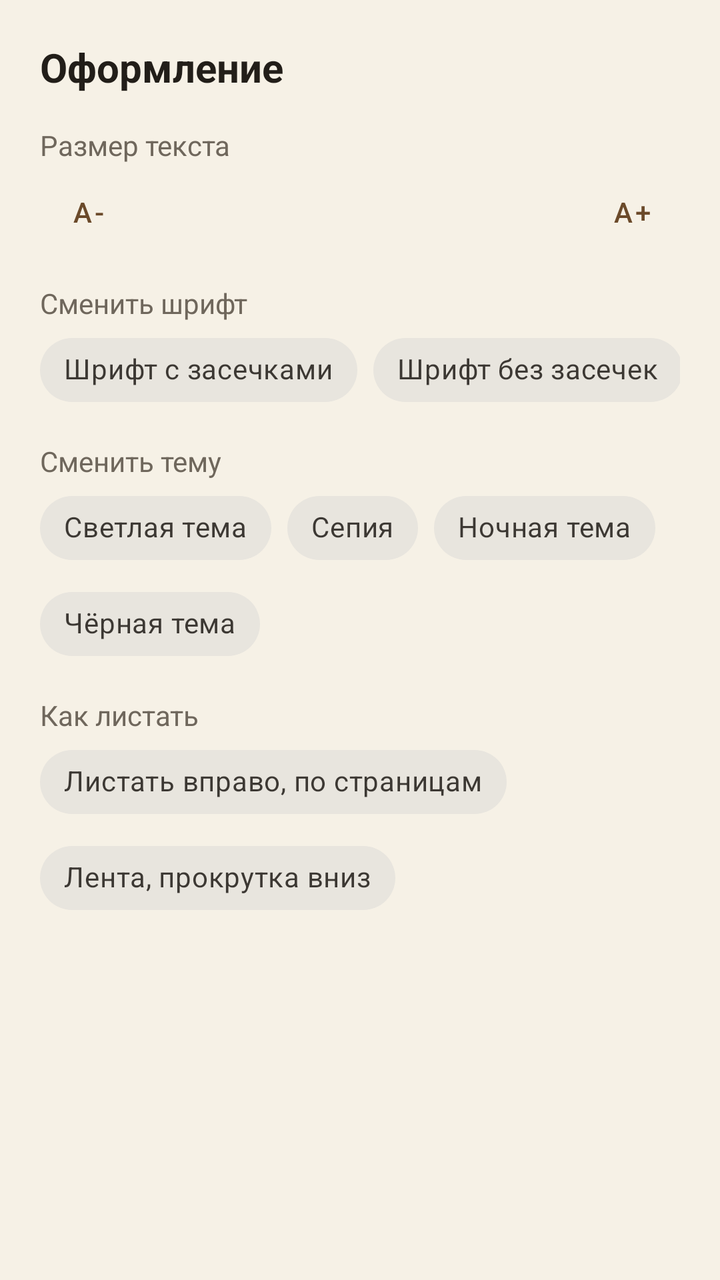
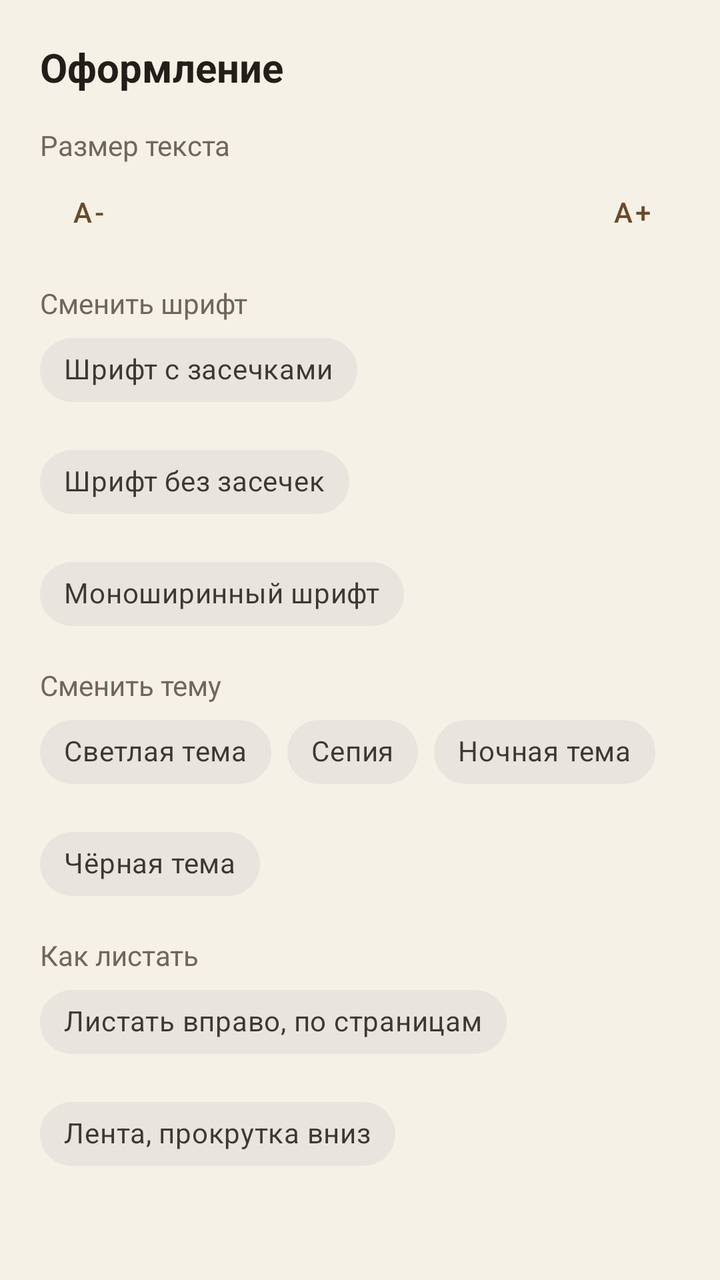

Screens rendered from an Android XML layout before and after an edit, with the pre-edit source and the edit as a unified diff.
<!-- AndroidManifest.xml: application theme Theme.AntiSvdg -->
<!-- res/layout/sheet_reader_style.xml -->
<?xml version="1.0" encoding="utf-8"?>
<LinearLayout xmlns:android="http://schemas.android.com/apk/res/android"
    xmlns:app="http://schemas.android.com/apk/res-auto"
    android:layout_width="match_parent"
    android:layout_height="wrap_content"
    android:orientation="vertical"
    android:paddingStart="@dimen/space_xl"
    android:paddingTop="@dimen/space_xl"
    android:paddingEnd="@dimen/space_xl"
    android:paddingBottom="@dimen/space_xxl">

    <TextView
        android:layout_width="wrap_content"
        android:layout_height="wrap_content"
        android:text="@string/reader_style"
        android:textColor="@color/text_primary"
        android:textSize="@dimen/text_title"
        android:textStyle="bold" />

    <TextView
        android:layout_width="wrap_content"
        android:layout_height="wrap_content"
        android:layout_marginTop="@dimen/space_lg"
        android:text="@string/reader_text_size"
        android:textColor="@color/text_secondary"
        android:textSize="@dimen/text_body_sm" />

    <LinearLayout
        android:layout_width="match_parent"
        android:layout_height="wrap_content"
        android:gravity="center_vertical"
        android:orientation="horizontal">

        <com.google.android.material.button.MaterialButton
            android:id="@+id/style_font_minus"
            style="@style/Widget.MaterialComponents.Button.TextButton"
            android:layout_width="@dimen/touch_min"
            android:layout_height="@dimen/touch_min"
            android:contentDescription="@string/reader_font_smaller"
            android:text="@string/reader_font_minus_glyph" />

        <TextView
            android:id="@+id/style_font_value"
            android:layout_width="0dp"
            android:layout_height="wrap_content"
            android:layout_weight="1"
            android:gravity="center"
            android:textColor="@color/text_primary"
            android:textSize="@dimen/text_body" />

        <com.google.android.material.button.MaterialButton
            android:id="@+id/style_font_plus"
            style="@style/Widget.MaterialComponents.Button.TextButton"
            android:layout_width="@dimen/touch_min"
            android:layout_height="@dimen/touch_min"
            android:contentDescription="@string/reader_font_bigger"
            android:text="@string/reader_font_plus_glyph" />
    </LinearLayout>

    <TextView
        android:layout_width="wrap_content"
        android:layout_height="wrap_content"
        android:layout_marginTop="@dimen/space_md"
        android:text="@string/reader_font_family"
        android:textColor="@color/text_secondary"
        android:textSize="@dimen/text_body_sm" />

    <com.google.android.material.chip.ChipGroup
        android:id="@+id/style_font_group"
        android:layout_width="match_parent"
        android:layout_height="wrap_content"
        app:singleLine="true"
        app:singleSelection="true">

        <com.google.android.material.chip.Chip
            android:id="@+id/style_font_serif"
            style="@style/Widget.MaterialComponents.Chip.Choice"
            android:layout_width="wrap_content"
            android:layout_height="wrap_content"
            android:checkable="true"
            android:text="@string/reader_font_serif" />

        <com.google.android.material.chip.Chip
            android:id="@+id/style_font_sans"
            style="@style/Widget.MaterialComponents.Chip.Choice"
            android:layout_width="wrap_content"
            android:layout_height="wrap_content"
            android:checkable="true"
            android:text="@string/reader_font_sans" />

        <com.google.android.material.chip.Chip
            android:id="@+id/style_font_mono"
            style="@style/Widget.MaterialComponents.Chip.Choice"
            android:layout_width="wrap_content"
            android:layout_height="wrap_content"
            android:checkable="true"
            android:text="@string/reader_font_mono" />
    </com.google.android.material.chip.ChipGroup>

    <TextView
        android:layout_width="wrap_content"
        android:layout_height="wrap_content"
        android:layout_marginTop="@dimen/space_md"
        android:text="@string/reader_theme"
        android:textColor="@color/text_secondary"
        android:textSize="@dimen/text_body_sm" />

    <com.google.android.material.chip.ChipGroup
        android:id="@+id/style_theme_group"
        android:layout_width="match_parent"
        android:layout_height="wrap_content"
        app:singleLine="false"
        app:singleSelection="true">

        <com.google.android.material.chip.Chip
            android:id="@+id/style_theme_paper"
            style="@style/Widget.MaterialComponents.Chip.Choice"
            android:layout_width="wrap_content"
            android:layout_height="wrap_content"
            android:checkable="true"
            android:text="@string/reader_theme_paper" />

        <com.google.android.material.chip.Chip
            android:id="@+id/style_theme_sepia"
            style="@style/Widget.MaterialComponents.Chip.Choice"
            android:layout_width="wrap_content"
            android:layout_height="wrap_content"
            android:checkable="true"
            android:text="@string/reader_theme_sepia" />

        <com.google.android.material.chip.Chip
            android:id="@+id/style_theme_night"
            style="@style/Widget.MaterialComponents.Chip.Choice"
            android:layout_width="wrap_content"
            android:layout_height="wrap_content"
            android:checkable="true"
            android:text="@string/reader_theme_night" />

        <com.google.android.material.chip.Chip
            android:id="@+id/style_theme_black"
            style="@style/Widget.MaterialComponents.Chip.Choice"
            android:layout_width="wrap_content"
            android:layout_height="wrap_content"
            android:checkable="true"
            android:text="@string/reader_theme_black" />
    </com.google.android.material.chip.ChipGroup>

    <TextView
        android:layout_width="wrap_content"
        android:layout_height="wrap_content"
        android:layout_marginTop="@dimen/space_md"
        android:text="@string/reader_mode"
        android:textColor="@color/text_secondary"
        android:textSize="@dimen/text_body_sm" />

    <com.google.android.material.chip.ChipGroup
        android:id="@+id/style_mode_group"
        android:layout_width="match_parent"
        android:layout_height="wrap_content"
        app:singleLine="false"
        app:singleSelection="true">

        <com.google.android.material.chip.Chip
            android:id="@+id/style_mode_paged"
            style="@style/Widget.MaterialComponents.Chip.Choice"
            android:layout_width="wrap_content"
            android:layout_height="wrap_content"
            android:checkable="true"
            android:text="@string/reader_mode_paged" />

        <com.google.android.material.chip.Chip
            android:id="@+id/style_mode_scroll"
            style="@style/Widget.MaterialComponents.Chip.Choice"
            android:layout_width="wrap_content"
            android:layout_height="wrap_content"
            android:checkable="true"
            android:text="@string/reader_mode_scroll" />
    </com.google.android.material.chip.ChipGroup>

</LinearLayout>
<!-- resources referenced by this layout -->
<resources>
  <color name="text_primary">#221E19</color>
  <color name="text_secondary">#6F675C</color>
  <dimen name="space_lg">16dp</dimen>
  <dimen name="space_md">12dp</dimen>
  <dimen name="space_xl">20dp</dimen>
  <dimen name="space_xxl">24dp</dimen>
  <dimen name="text_body">16sp</dimen>
  <dimen name="text_body_sm">14sp</dimen>
  <dimen name="text_title">20sp</dimen>
  <dimen name="touch_min">48dp</dimen>
  <string name="reader_font_bigger">Увеличить шрифт</string>
  <string name="reader_font_family">Сменить шрифт</string>
  <string name="reader_font_minus_glyph">A-</string>
  <string name="reader_font_mono">Моноширинный шрифт</string>
  <string name="reader_font_plus_glyph">A+</string>
  <string name="reader_font_sans">Шрифт без засечек</string>
  <string name="reader_font_serif">Шрифт с засечками</string>
  <string name="reader_font_smaller">Уменьшить шрифт</string>
  <string name="reader_mode">Как листать</string>
  <string name="reader_mode_paged">Листать вправо, по страницам</string>
  <string name="reader_mode_scroll">Лента, прокрутка вниз</string>
  <string name="reader_style">Оформление</string>
  <string name="reader_text_size">Размер текста</string>
  <string name="reader_theme">Сменить тему</string>
  <string name="reader_theme_black">Чёрная тема</string>
  <string name="reader_theme_night">Ночная тема</string>
  <string name="reader_theme_paper">Светлая тема</string>
  <string name="reader_theme_sepia">Сепия</string>
  <style name="Theme.AntiSvdg" parent="Theme.MaterialComponents.DayNight.NoActionBar">
          <item name="colorPrimary">@color/accent_primary</item>
          <item name="colorPrimaryVariant">@color/accent_primary_dark</item>
          <item name="colorOnPrimary">@color/on_accent</item>
  
          <item name="colorSecondary">@color/brass</item>
          <item name="colorSecondaryVariant">@color/brass_dark</item>
          <item name="colorOnSecondary">@color/text_primary</item>
  
          <item name="colorError">@color/error</item>
  
          <item name="android:colorBackground">@color/background</item>
          <item name="colorOnBackground">@color/text_primary</item>
          <item name="colorSurface">@color/surface</item>
          <item name="colorOnSurface">@color/text_primary</item>
  
          <item name="android:statusBarColor">@color/background</item>
          <item name="android:navigationBarColor">@color/background</item>
          <item name="android:windowLightStatusBar">true</item>
          <item name="android:windowLightNavigationBar" tools:ignore="NewApi">true</item>
          <item name="android:windowBackground">@color/background</item>
          <item name="android:textColorHint">@color/text_secondary</item>
          
      </style>
  <color name="accent_primary">#6B4A2A</color>
  <color name="accent_primary_dark">#54381E</color>
  <color name="on_accent">#FFFBF2</color>
  <color name="brass">#C08A3E</color>
  <color name="brass_dark">#A2702C</color>
  <color name="error">#B3492F</color>
  <color name="background">#F6F1E6</color>
  <color name="surface">#FFFCF5</color>
</resources>

<!-- the commit's change to res/layout/sheet_reader_style.xml (unified diff, before → after) -->
@@ -41,6 +41,7 @@
 
         <TextView
             android:id="@+id/style_font_value"
+            android:accessibilityLiveRegion="polite"
             android:layout_width="0dp"
             android:layout_height="wrap_content"
             android:layout_weight="1"
@@ -69,8 +70,9 @@
         android:id="@+id/style_font_group"
         android:layout_width="match_parent"
         android:layout_height="wrap_content"
-        app:singleLine="true"
-        app:singleSelection="true">
+        app:singleSelection="true"
+        app:chipMinHeight="48dp"
+        app:chipSpacingVertical="@dimen/space_sm">
 
         <com.google.android.material.chip.Chip
             android:id="@+id/style_font_serif"
@@ -110,7 +112,9 @@
         android:layout_width="match_parent"
         android:layout_height="wrap_content"
         app:singleLine="false"
-        app:singleSelection="true">
+        app:singleSelection="true"
+        app:chipMinHeight="48dp"
+        app:chipSpacingVertical="@dimen/space_sm">
 
         <com.google.android.material.chip.Chip
             android:id="@+id/style_theme_paper"
@@ -158,7 +162,9 @@
         android:layout_width="match_parent"
         android:layout_height="wrap_content"
         app:singleLine="false"
-        app:singleSelection="true">
+        app:singleSelection="true"
+        app:chipMinHeight="48dp"
+        app:chipSpacingVertical="@dimen/space_sm">
 
         <com.google.android.material.chip.Chip
             android:id="@+id/style_mode_paged"
<!-- resource entries referenced after the edit -->
@@ -4,6 +4,7 @@
   <color name="text_secondary">#6F675C</color>
   <dimen name="space_lg">16dp</dimen>
   <dimen name="space_md">12dp</dimen>
+  <dimen name="space_sm">8dp</dimen>
   <dimen name="space_xl">20dp</dimen>
   <dimen name="space_xxl">24dp</dimen>
   <dimen name="text_body">16sp</dimen>
